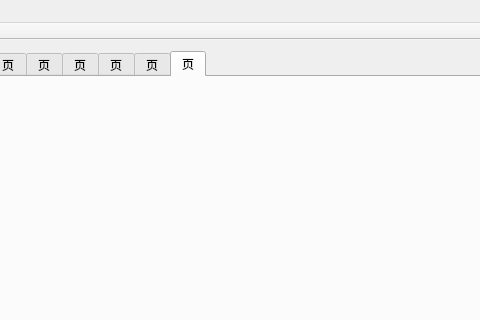
The window that ThirdVtk/mainwindow.ui (DreamLife-Jianwei/Qt-Vtk) describes before a commit, drawn with Qt 5; both pictures show x 201 to 681 and y 0 to 320 of the 1366 by 768 pixel window.
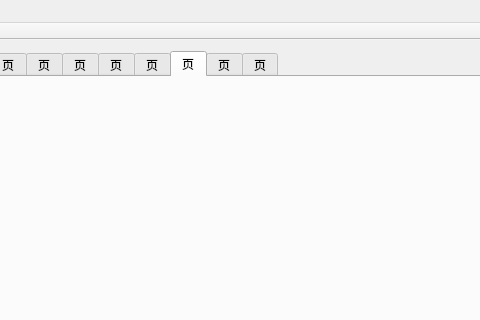
The same window after the commit. The open tabs and pages were chosen to show the change.

Patch:
```diff
--- a/ThirdVtk/mainwindow.ui
+++ b/ThirdVtk/mainwindow.ui
@@ -70,6 +70,16 @@
         <string>页</string>
        </attribute>
       </widget>
+      <widget class="QWidget" name="tab_Cylinder">
+       <attribute name="title">
+        <string>页</string>
+       </attribute>
+      </widget>
+      <widget class="QWidget" name="tab_DiffuseSpheres">
+       <attribute name="title">
+        <string>页</string>
+       </attribute>
+      </widget>
      </widget>
     </item>
    </layout>
```
Left out of the diff: 14 changed lines with no effect on the pictures.
